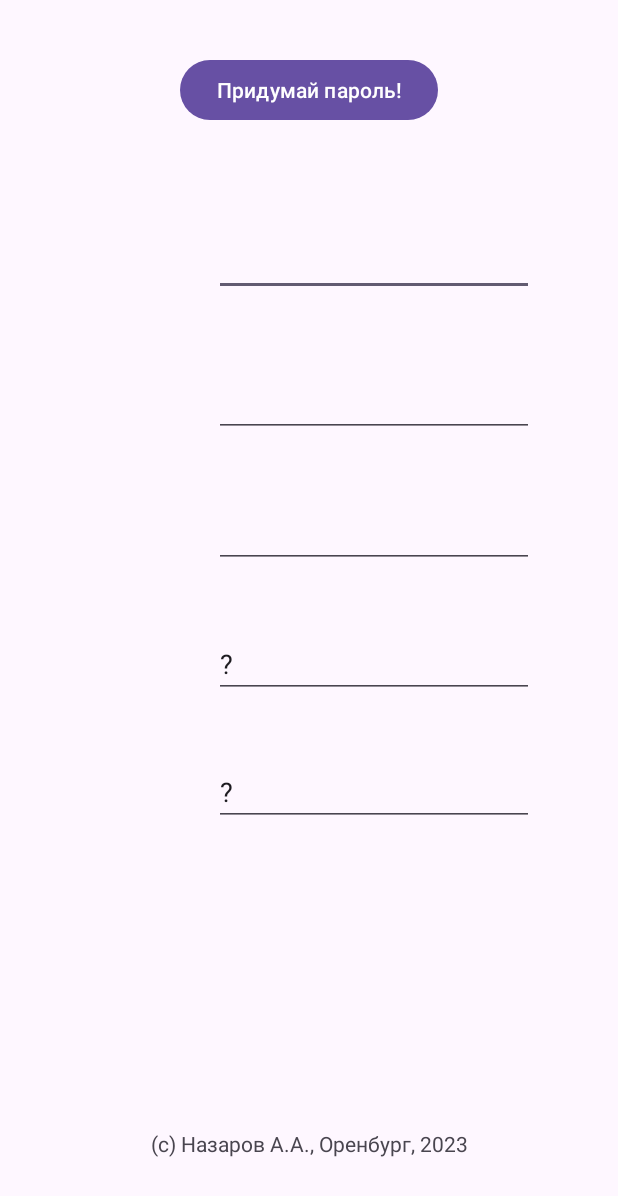
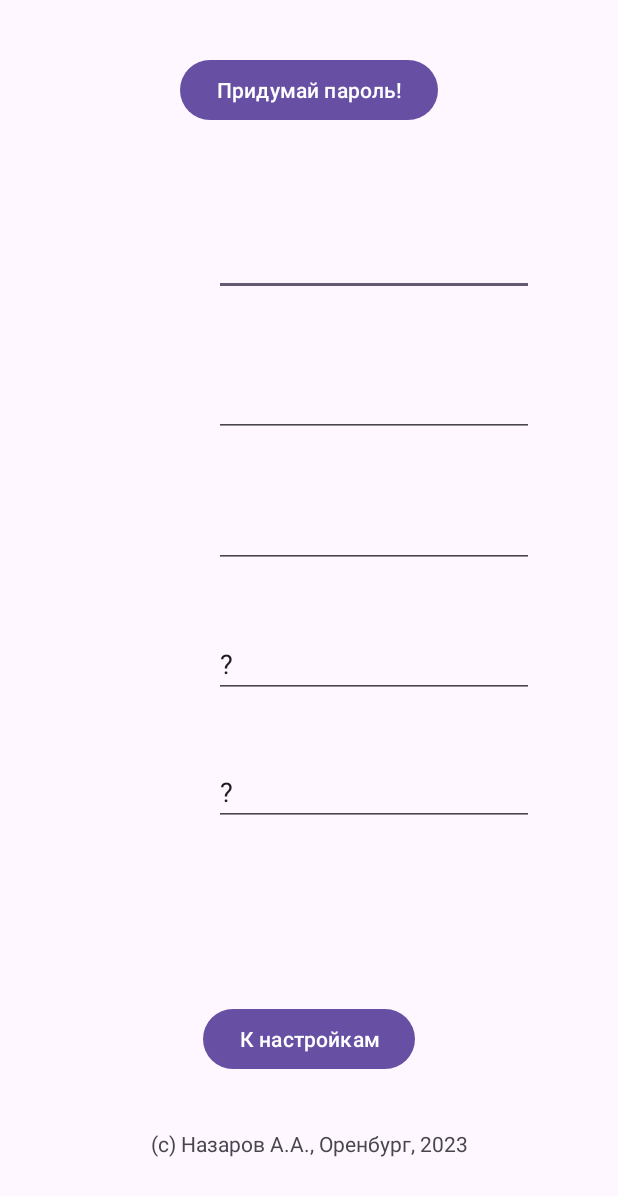
Before and after one commit to ArtNazarov/jvpasswordgenerator, an Android app: the screen it shows after launch (MainActivity), on a phone screen of 412 x 824 dp. Shown: the top 1196 px of the screen. Run offline under Robolectric (Android 15) with nearby library versions, the phone set to English and light mode, and no system bars.

Commit message:
added blank settings layout

```diff
--- a/app/src/main/java/ru/artnazarov/jvpasswordgenerator/MainActivity.java
+++ b/app/src/main/java/ru/artnazarov/jvpasswordgenerator/MainActivity.java
@@ -22,13 +22,44 @@ public class MainActivity extends AppCompatActivity {
     @Override
     protected void onCreate(Bundle savedInstanceState) {
         super.onCreate(savedInstanceState);
+
+        switchToMain();
+
+
+
+
+    }
+
+    public void switchToMain(){
+        setContentView(R.layout.activity_main);
+        eventHandlersForMain();
+    }
+
+    public void switchToSettings(){
+        setContentView(R.layout.settings_layout);
+        eventHandlersForSettings();
+    }
+
+    public void eventHandlersForMain(){
         setContentView(R.layout.activity_main);
         // Получаем указатель на кнопку по id
         Button button = (Button)findViewById(R.id.adder);
         // Назначаем обработчик
         button.setOnClickListener(this::onClick);
 
+        Button button2 = (Button)findViewById(R.id.btn_goto_settings);
+        button2.setOnClickListener(this::onClick2);
     }
+
+    public  void  eventHandlersForSettings(){
+        setContentView(R.layout.settings_layout);
+
+        Button button3 = (Button)findViewById(R.id.btn_return_main);
+        button3.setOnClickListener(this::onClick3);
+
+    }
+
+
     // Определяем функцию для генерации случайной строки
     public static String generateRandomString(int n, int m) {
         int length = new Random().nextInt(m - n + 1) + n;
@@ -62,4 +93,17 @@ public class MainActivity extends AppCompatActivity {
 
     }
 
+    public void onClick2(View v) {
+
+        switchToSettings();
+
+    }
+
+    public void onClick3(View v) {
+
+
+        switchToMain();
+
+    }
+
 }
--- a/app/src/main/res/layout/activity_main.xml
+++ b/app/src/main/res/layout/activity_main.xml
@@ -5,6 +5,7 @@
     android:layout_width="match_parent"
     android:layout_height="match_parent"
     tools:context=".MainActivity">
+
 
     <Button
         android:id="@+id/adder"
@@ -98,4 +99,16 @@
         app:layout_constraintHorizontal_bias="0.5"
         app:layout_constraintStart_toStartOf="parent" />
 
+    <Button
+        android:id="@+id/btn_goto_settings"
+        android:layout_width="wrap_content"
+        android:layout_height="wrap_content"
+        android:layout_marginBottom="107dp"
+        android:text="К настройкам"
+        app:layout_constraintBottom_toBottomOf="parent"
+        app:layout_constraintEnd_toEndOf="parent"
+        app:layout_constraintHorizontal_bias="0.5"
+        app:layout_constraintStart_toStartOf="parent" />
+
+
 </androidx.constraintlayout.widget.ConstraintLayout>
```
Also changed, not shown: app/src/main/res/layout/settings_layout.xml (added, +20 -0 lines), 2 other files.
